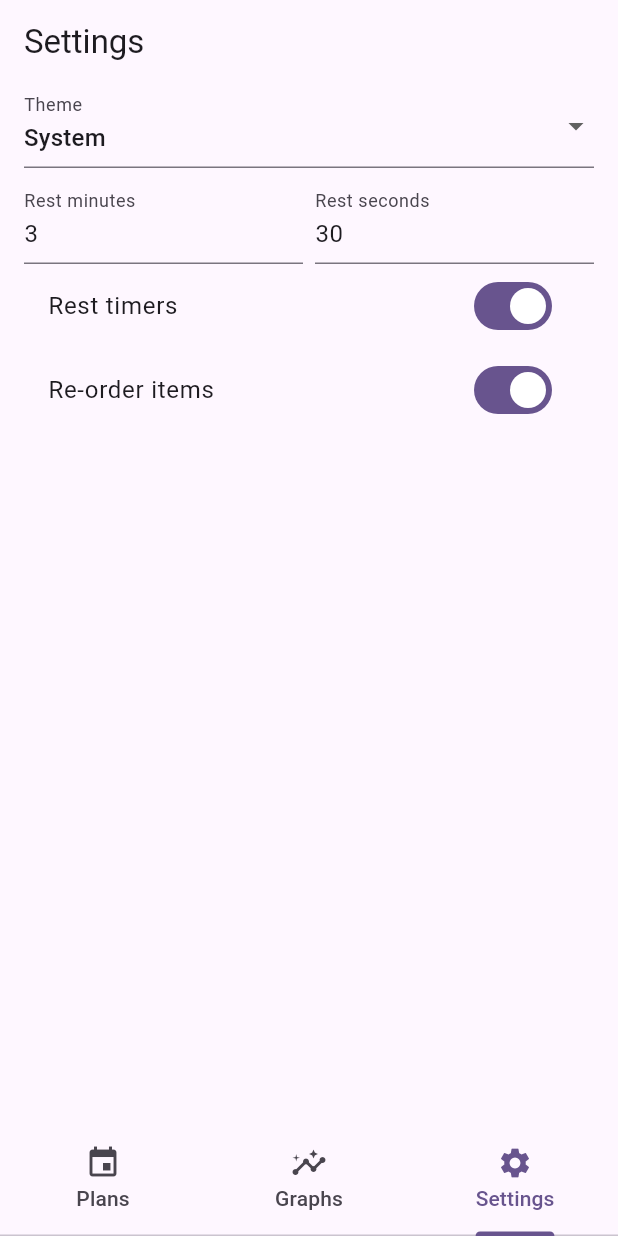
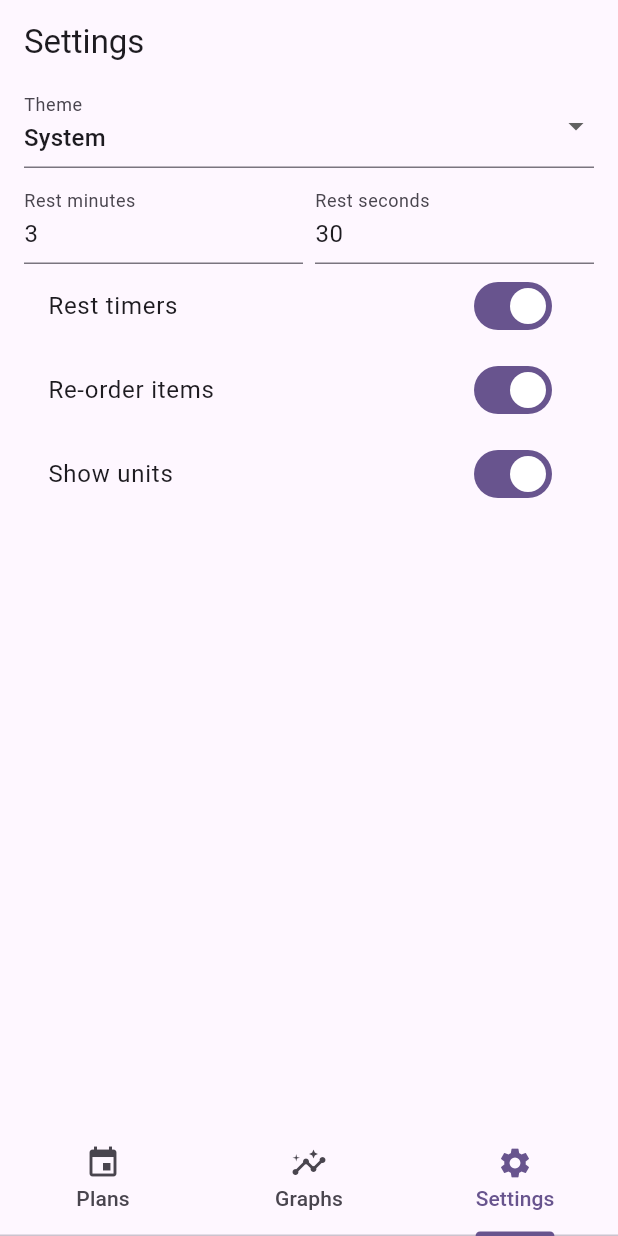
Before and after one commit to max71126/flutter-fitness, a Flutter app: the screen it shows after launch, tab 3 chosen, on a phone screen of 412 x 824 dp. Run offline on Flutter 3.47's test engine with Material 3 defaults, Android fonts, the phone set to English and light mode, and no system bars; our stand-ins replace csv, drift, fl_chart, flutter_local_notifications, permission_handler, shared_preferences and 1 more; missing offline and left inert: sqlite3; accounts and stored records are empty; generated files the repository leaves out were written again.

Commit message:
Add units to start plan

```diff
--- a/lib/enter_weight_page.dart
+++ b/lib/enter_weight_page.dart
@@ -15,7 +15,7 @@ class _EnterWeightPageState extends State<EnterWeightPage> {
   final _formKey = GlobalKey<FormState>();
   double _weight = 0;
   String _unit = 'kg'; // Default unit
-  final List<String> _units = ['kg', 'lbs']; // Available units
+  final List<String> _units = ['kg', 'lb']; // Available units
 
   @override
   Widget build(BuildContext context) {
--- a/lib/main.dart
+++ b/lib/main.dart
@@ -18,6 +18,7 @@ class AppState extends ChangeNotifier {
   Duration timerDuration = const Duration(minutes: 3, seconds: 30);
   bool showReorder = true;
   bool restTimers = true;
+  bool showUnits = true;
 
   AppState() {
     SharedPreferences.getInstance().then((value) {
@@ -38,6 +39,12 @@ class AppState extends ChangeNotifier {
 
       notifyListeners();
     });
+  }
+
+  void setUnits(bool show) {
+    showUnits = show;
+    prefs?.setBool('showUnits', show);
+    notifyListeners();
   }
 
   void setTimers(bool show) {
--- a/lib/settings_page.dart
+++ b/lib/settings_page.dart
@@ -122,6 +122,18 @@ class _SettingsPageState extends State<SettingsPage> {
                 },
               ),
             ),
+            ListTile(
+              title: const Text('Show units'),
+              onTap: () {
+                appState.setUnits(!appState.showUnits);
+              },
+              trailing: Switch(
+                value: appState.showUnits,
+                onChanged: (value) {
+                  appState.setUnits(value);
+                },
+              ),
+            ),
           ],
         ),
       ),
```
Also changed, not shown: lib/start_plan_page.dart (+32 -11 lines).
